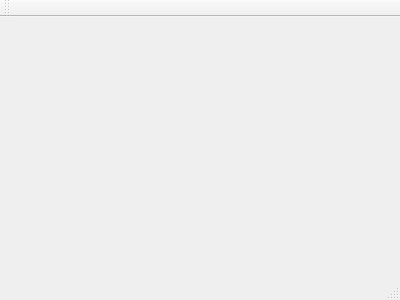
lizeyan/Athena, file Tcamera/Tcamera/mainwindow.ui: the form before one commit.
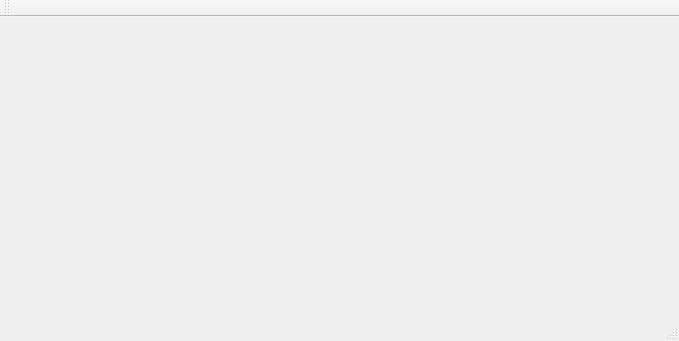
The form after the commit.

The edit to the form file:
```diff
--- a/Tcamera/Tcamera/mainwindow.ui
+++ b/Tcamera/Tcamera/mainwindow.ui
@@ -1,24 +1,51 @@
 <ui version="4.0">
  <class>MainWindow</class>
- <widget class="QMainWindow" name="MainWindow" >
-  <property name="geometry" >
+ <widget class="QMainWindow" name="MainWindow">
+  <property name="geometry">
    <rect>
     <x>0</x>
     <y>0</y>
-    <width>400</width>
-    <height>300</height>
+    <width>679</width>
+    <height>341</height>
    </rect>
   </property>
   <property name="windowTitle" >
    <string>MainWindow</string>
   </property>
-  <widget class="QMenuBar" name="menuBar" />
-  <widget class="QToolBar" name="mainToolBar" />
-  <widget class="QWidget" name="centralWidget" />
-  <widget class="QStatusBar" name="statusBar" />
+  <widget class="QWidget" name="centralWidget">
+   <widget class="QWidget" name="verticalLayoutWidget">
+    <property name="geometry">
+     <rect>
+      <x>0</x>
+      <y>0</y>
+      <width>681</width>
+      <height>271</height>
+     </rect>
+    </property>
+    <layout class="QVBoxLayout" name="verticalLayout"/>
+   </widget>
+  </widget>
+  <widget class="QMenuBar" name="menuBar">
+   <property name="geometry">
+    <rect>
+     <x>0</x>
+     <y>0</y>
+     <width>679</width>
+     <height>26</height>
+    </rect>
+   </property>
+  </widget>
+  <widget class="QToolBar" name="mainToolBar">
+   <attribute name="toolBarArea">
+    <enum>TopToolBarArea</enum>
+   </attribute>
+   <attribute name="toolBarBreak">
+    <bool>false</bool>
+   </attribute>
+  </widget>
+  <widget class="QStatusBar" name="statusBar"/>
  </widget>
- <layoutDefault spacing="6" margin="11" />
- <pixmapfunction></pixmapfunction>
+ <layoutdefault spacing="6" margin="11"/>
  <resources/>
  <connections/>
 </ui>
```
Left out of the diff: 3 changed lines with no effect on the pictures.
